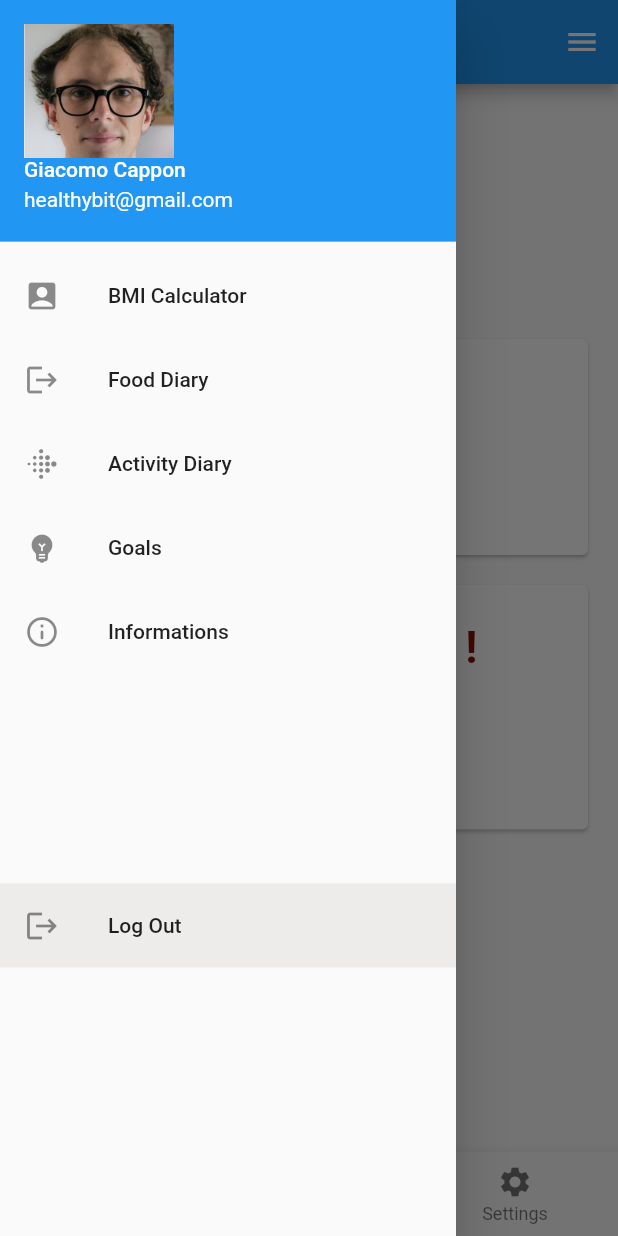
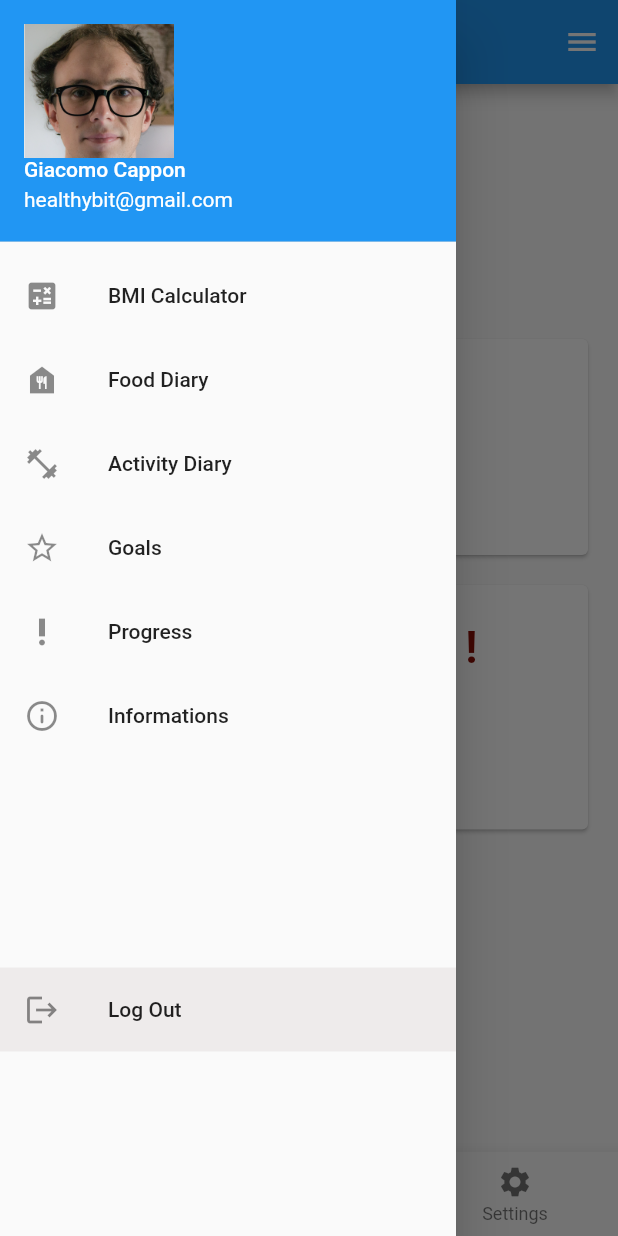
Before and after one commit to NataschaPerin/healthybit, a Flutter app: the HomePage screen opened by its route, with the side drawer open, on a phone screen of 412 x 824 dp. Run offline on Flutter 3.47's test engine with Material 2 defaults, Android fonts, the light colour scheme and no system bars; our stand-ins replace expandable_text, floor, flutter_login, material_design_icons_flutter, page_transition and 4 more; missing offline and left inert: dart:ffi, fitbitter, flutter_3d_choice_chip, pretty_gauge; accounts and stored records are empty; generated files the repository leaves out were written again.

Commit message:
homepage

```diff
--- a/lib/screens/fitnessactivity.dart
+++ b/lib/screens/fitnessactivity.dart
@@ -57,7 +57,7 @@ class FitnessActivityPage extends StatelessWidget {
                   ),
                 ),
                 subtitle: Text(
-                  "Upper Body",
+                  "Total Body",
                   style: TextStyle(
                     fontWeight: FontWeight.w800,
                     fontSize: 24,
--- a/lib/screens/homepage.dart
+++ b/lib/screens/homepage.dart
@@ -12,6 +12,7 @@ import 'package:healthybit/screens/Login.dart';
 import 'package:healthybit/screens/MetabolicPage.dart';
 import 'package:healthybit/screens/editProfile.dart';
 import 'package:healthybit/screens/home.dart';
+import 'package:healthybit/screens/progressPage.dart';
 import 'package:healthybit/screens/reachyourgoal.dart';
 import 'package:healthybit/screens/settings.dart';
 import 'package:healthybit/screens/fitnessactivity.dart';
@@ -60,24 +61,29 @@ class _HomePageState extends State<HomePage> {
               currentAccountPictureSize: Size.square(100),
             ),
             ListTile(
-              leading: Icon(Icons.account_box),
+              leading: Icon(Icons.calculate),
               title: Text('BMI Calculator'),
               onTap: () => _toBMIPage(context),
             ),
             ListTile(
-              leading: Icon(Icons.logout),
+              leading: Icon(Icons.food_bank),
               title: Text('Food Diary'),
               onTap: () => _toFoodDiary(context),
             ),
             ListTile(
-              leading: Icon(Icons.fitbit),
+              leading: Icon(Icons.fitness_center_outlined),
               title: Text('Activity Diary'),
               onTap: () => _toActivityDiary(context),
             ),
             ListTile(
-              leading: Icon(Icons.emoji_objects),
+              leading: Icon(Icons.star_border),
               title: Text('Goals'),
               onTap: () => _toReachYourGoal(context),
+            ),
+            ListTile(
+              leading: Icon(Icons.priority_high),
+              title: Text('Progress'),
+              onTap: () => _toProgressPage(context),
             ),
             ListTile(
               leading: Icon(Icons.info_outline_rounded),
@@ -117,7 +123,7 @@ class _HomePageState extends State<HomePage> {
                   children: [
                     Text('Giorgia'),
                     SizedBox(width: 50),
-                    Text('Durso')
+                    Text('D\'Urso')
                   ],
                 ),
               ),
@@ -237,6 +243,14 @@ class _HomePageState extends State<HomePage> {
     Navigator.pushNamed(context, ReachyourgoalPage.route);
   }
 
+  //_toProgressPage
+  void _toProgressPage(BuildContext context) {
+    //Pop the drawer first
+    Navigator.pop(context);
+    //Then pop the HomePage
+    Navigator.pushNamed(context, ProgressPage.route);
+  }
+
   //_toCalendarPage
   void _toInformationPage(BuildContext context) {
     //Pop the drawer first
--- a/pubspec.yaml
+++ b/pubspec.yaml
@@ -113,6 +113,7 @@ flutter:
     - assets/dottoressa.jpg
     - assets/BSplate.jpg
     - assets/logo.png
+
   #   - images/a_dot_burr.jpeg
   #   - images/a_dot_ham.jpeg
 
```
